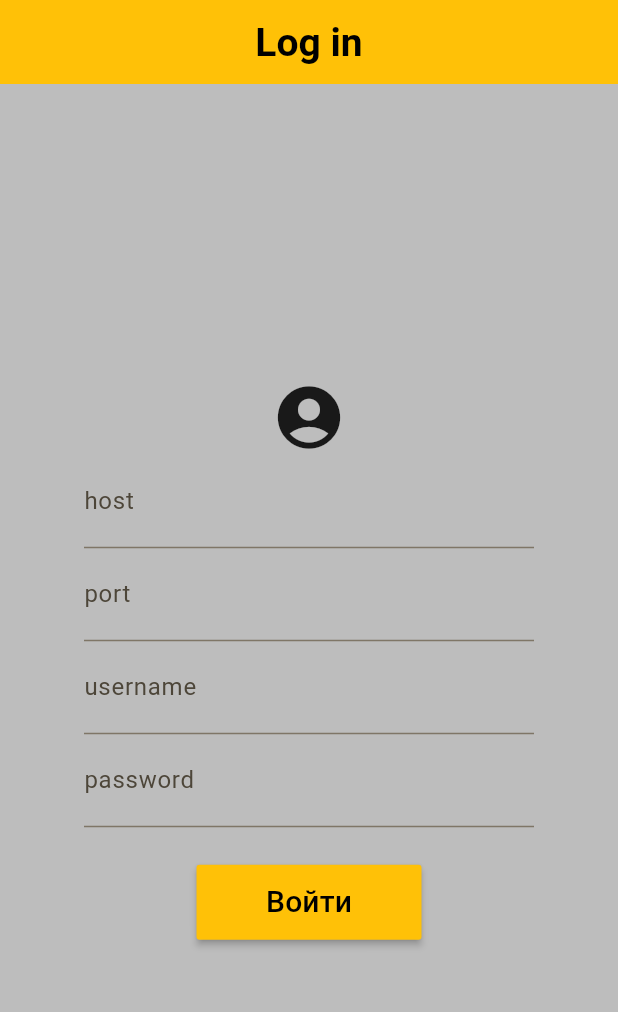
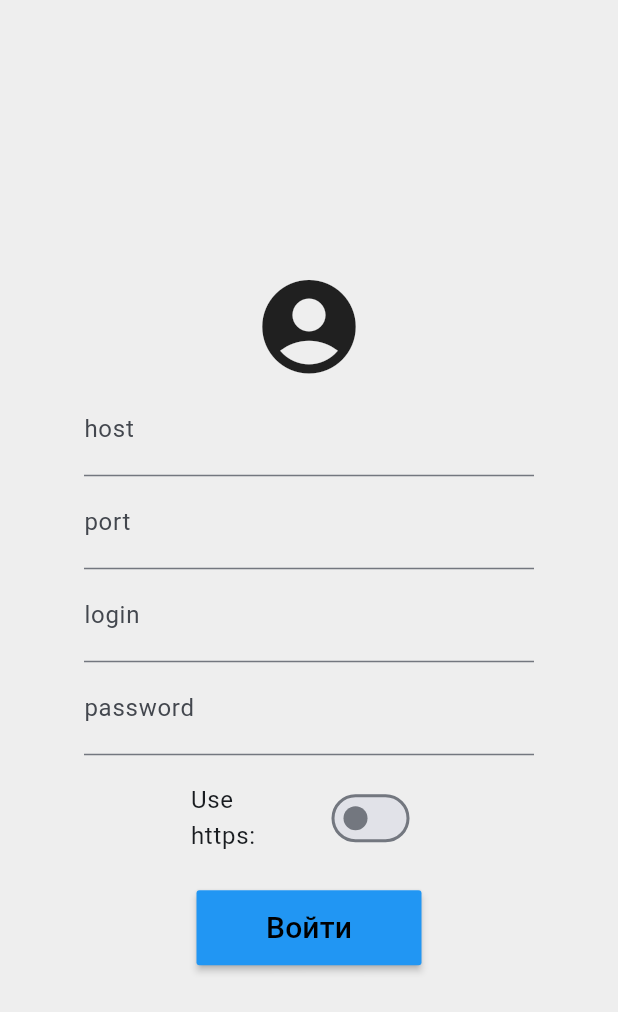
Before and after one commit to VladDB/task_manager_app, a Flutter app: the screen it shows after launch, on a phone screen of 412 x 824 dp. Shown: the top 1012 px of the screen. Run offline on Flutter 3.47's test engine with Material 2 defaults, Android fonts, the phone set to English and light mode, and no system bars; our stand-ins replace dio, get_storage; accounts and stored records are empty.

Commit message:
local storage, auth

```diff
--- a/lib/components/bottom_nav_bar.dart
+++ b/lib/components/bottom_nav_bar.dart
@@ -10,7 +10,7 @@ class MyBottomNavBar extends StatefulWidget {
 }
 
 class _MyBottomNavBarState extends State<MyBottomNavBar> {
-  int _currentIndex = 0;
+  var _currentIndex = 0;
 
   void setCurrentIndex(index) {
     setState(() {
@@ -38,7 +38,7 @@ class _MyBottomNavBarState extends State<MyBottomNavBar> {
         type: BottomNavigationBarType.fixed,
         backgroundColor: Colors.black26,
         elevation: 0,
-        selectedItemColor: Colors.amber.shade400,
+        selectedItemColor: Colors.blue.shade400,
         unselectedItemColor: Colors.black,
         items: const [
           BottomNavigationBarItem(
--- a/lib/main.dart
+++ b/lib/main.dart
@@ -1,7 +1,9 @@
 import 'package:flutter/material.dart';
+import 'package:get_storage/get_storage.dart';
 
 import 'package:task_manager/task_manager_app.dart';
 
-void main() {
+main() async {
+  await GetStorage.init();
   runApp(const TaskManager());
 }
--- /dev/null
+++ b/lib/model/user_session.dart
@@ -0,0 +1,21 @@
+class UserSession {
+  String username;
+  String password;
+  String host;
+  String port;
+  String? token;
+  DateTime? _timestamp;
+
+  UserSession({
+    required this.username,
+    required this.password,
+    required this.host,
+    required this.port
+});
+
+  //String? get token => _token;
+  // set token(String? token) {
+  //   _token = token;
+  //   _timestamp = DateTime(0);
+  // }
+}
--- a/lib/pages/login.dart
+++ b/lib/pages/login.dart
@@ -1,4 +1,6 @@
 import 'package:flutter/material.dart';
+import 'package:get_storage/get_storage.dart';
+import 'package:task_manager/model/user_session.dart';
 
 import '../services/auth_server.dart';
 
@@ -13,92 +15,135 @@ class LoginPage extends StatefulWidget {
 
 class _LoginPageState extends State<LoginPage> {
   final _sizeText = const TextStyle(fontSize: 20.0, color: Colors.black);
-  var _host = '10.0.2.2';
-  var _port;
-  var _login;
-  var _pass;
+  final _host = TextEditingController();
+  bool _hostValid = false;
+  final _port = TextEditingController();
+  bool _portValid = false;
+  final _login = TextEditingController();
+  bool _logValid = false;
+  final _pass = TextEditingController();
+  bool _passValid = false;
+  var _useHttps = false;
+  final box = GetStorage();
+
+  @override
+  void initState() {
+    // TODO: implement initState
+    super.initState();
+    if (box.remove('session') != null) {
+
+    }
+  }
 
   @override
   Widget build(BuildContext context) {
     return Scaffold(
-      appBar: AppBar(
-        centerTitle: true,
-        title: const Text('Log in'),
-      ),
       body: Center(
         child: Column(
           mainAxisAlignment: MainAxisAlignment.center,
           children: [
-            Icon(
-              Icons.account_circle,
-              size: 50,
+            const Icon(
+              Icons.account_circle_rounded,
+              size: 75,
             ),
             SizedBox(
               width: 300,
-              child: TextFormField(
-                decoration: const InputDecoration(labelText: 'host'),
+              child: TextField(
+                controller: _host,
+                decoration: InputDecoration(
+                  labelText: 'host',
+                  errorText: _hostValid ? 'Host Can\'t Be Empty' : null,
+                ),
                 keyboardType: TextInputType.url,
                 style: _sizeText,
-                onChanged: (val) {
-                  _host = val;
-                  setState(() {});
-                },
               ),
             ),
             SizedBox(
               width: 300,
-              child: TextFormField(
-                decoration: const InputDecoration(labelText: 'port'),
+              child: TextField(
+                controller: _port,
+                decoration: InputDecoration(
+                  labelText: 'port',
+                  errorText: _portValid ? 'Port can\'t be empty' : null,
+                ),
                 keyboardType: TextInputType.number,
                 style: _sizeText,
-                onChanged: (val) {
-                  _port = val;
-                  setState(() {});
-                },
               ),
             ),
             SizedBox(
               width: 300,
-              child: TextFormField(
-                decoration: const InputDecoration(labelText: 'username'),
+              child: TextField(
+                controller: _login,
+                decoration: InputDecoration(
+                  labelText: 'login',
+                  errorText: _logValid ? 'Login Can\'t Be Empty' : null,
+                ),
                 keyboardType: TextInputType.name,
                 style: _sizeText,
-                onChanged: (val) {
-                  _login = val;
-                  setState(() {});
-                },
               ),
             ),
             SizedBox(
               width: 300,
-              child: TextFormField(
-                decoration: const InputDecoration(labelText: 'password'),
+              child: TextField(
+                controller: _pass,
+                decoration: InputDecoration(
+                  labelText: 'password',
+                  errorText: _passValid ? 'Password Can\'t Be Empty' : null,
+                ),
                 keyboardType: TextInputType.visiblePassword,
                 obscureText: true,
                 style: _sizeText,
-                onChanged: (val) {
-                  _pass = val;
-                  setState(() {});
+              ),
+            ),
+            Padding(
+              padding: const EdgeInsets.all(10.0),
+              child: SizedBox(
+                width: 190,
+                child: SwitchListTile(
+                  title: Text('Use https:'),
+                  value: _useHttps,
+                  activeColor: Colors.blue,
+                  onChanged: (bool value) {
+                    setState(() {
+                      _useHttps = value;
+                    });
                   },
                 ),
               ),
+            ),
             Padding(
-              padding: const EdgeInsets.only(top: 25),
+              padding: const EdgeInsets.only(top: 6),
               child: MaterialButton(
-                color: Colors.amber.shade500,
+                color: Colors.blue.shade500,
                 height: 50,
                 minWidth: 150,
                 onPressed: () async {
-                  var auth = Auth(_login, _pass, _host, _port);
-                  await auth.doLogin();
+                  setState(() {
+                    _host.text.isEmpty ? _hostValid = true : _hostValid = false;
+                    _port.text.isEmpty ? _portValid = true : _portValid = false;
+                    _pass.text.isEmpty ? _passValid = true : _passValid = false;
+                    _login.text.isEmpty ? _logValid = true : _logValid = false;
+                  });
+                  if (_hostValid || _portValid || _passValid || _logValid) {
+                    return;
+                  }
+                  UserSession session = UserSession(
+                      username: _login.text,
+                      password: _pass.text,
+                      host: _useHttps
+                          ? 'https://${_host.text.trim()}'
+                          : 'http://${_host.text.trim()}',
+                      port: _port.text);
+                  box.write('session', session);
+                  var auth = Auth();
+                  var result = await auth.doLogin();
                   if (context.mounted) {
                     await showDialog(
                       context: context,
-                      builder: (_) => AlertDialog(
+                      builder: (_) =>
+                          AlertDialog(
                               title: Text(
-                        LoginPage.isLogin
-                            ? 'Успешная авторизация'
-                            : 'Проверьте логин/пароль\n и соединение с сервером',
+                                result.toString(),
                                 textAlign: TextAlign.center,
                                 style: const TextStyle(
                                   fontSize: 20,
@@ -110,13 +155,13 @@ class _LoginPageState extends State<LoginPage> {
                     Navigator.pushReplacementNamed(context, '/start');
                   }
                 },
-                splashColor: Colors.amber.shade800,
+                splashColor: Colors.blue.shade800,
                 child: const Text(
                   'Войти',
                   style: TextStyle(fontSize: 20, color: Colors.black),
                 ),
               ),
-            )
+            ),
           ],
         ),
       ),
--- a/lib/router/router.dart
+++ b/lib/router/router.dart
@@ -1,11 +1,9 @@
+import 'package:task_manager/pages/home_page.dart';
 import 'package:task_manager/pages/login.dart';
-import 'package:task_manager/pages/home_page.dart';
-
-import '../components/hidden_drawer.dart';
 
 final routes = {
   '/login': (context) => const LoginPage(),
-  '/start': (context) => const HiddenDrawer()
+  '/start': (context) => const HomePage()
 };
 
 const _mainUrl = '/entek/api/ed/';
--- a/lib/services/auth_server.dart
+++ b/lib/services/auth_server.dart
@@ -1,24 +1,25 @@
 import 'package:dio/dio.dart';
+import 'package:get_storage/get_storage.dart';
 import 'dart:convert';
 
-import 'package:flutter/material.dart';
 import 'package:task_manager/pages/login.dart';
 import 'package:task_manager/router/router.dart';
 
+import '../model/user_session.dart';
+
 class Auth {
-  var _server = '10.0.2.2';
-  var _port = '8849';
-  var _login;
-  var _pass;
+  UserSession? _session;
   var _token;
+  final box = GetStorage();
 
-  Auth(this._login, this._pass, this._server, this._port);
-
-  Future<int?> doLogin() async {
-    var basic = 'Basic ${base64Encode(utf8.encode('$_login:$_pass'))}';
-    var statusCode;
+  Future<String?> doLogin() async {
+    _session = box.read('session');
+    if (_session == null)
+      return 'Нет данных для входа';
+    var basic = 'Basic ${base64Encode(utf8.encode('${_session?.username}:${_session?.password}'))}';
+    var status;
     try {
-      final response = await Dio().get('http://$_server:$_port${urls['login']}',
+      final response = await Dio().get('${_session?.host}:${_session?.port}${urls['login']}',
           options: Options(
             headers: {'Authorization': basic},
           ));
@@ -27,13 +28,17 @@ class Auth {
         _token = data['token'];
         if (_token != null) {
           LoginPage.isLogin = true;
-          statusCode = response.statusCode;
+          status = 'Успешная авторизация';
+          _session?.token = _token;
+          box.write('session', _session);
+        } else {
+          status = 'Неправильный логин/пароль';
         }
       }
     } on DioException catch (e) {
       LoginPage.isLogin = false;
-      statusCode = e.response?.statusCode;
+      status = 'Ошибка авторизации. Проверьте соединение с сервером';
     }
-    return statusCode;
+    return status;
   }
 }
--- a/lib/theme/theme.dart
+++ b/lib/theme/theme.dart
@@ -1,11 +1,11 @@
 import 'package:flutter/material.dart';
 
 final mainTheme = ThemeData(
-  scaffoldBackgroundColor: Colors.grey.shade400,
-  colorScheme: ColorScheme.fromSeed(seedColor: Colors.amber.shade500),
+  scaffoldBackgroundColor: Colors.grey.shade200,
+  colorScheme: ColorScheme.fromSeed(seedColor: Colors.blue),
   appBarTheme: AppBarTheme(
       centerTitle: true,
-      color: Colors.amber.shade500,
+      color: Colors.blue.shade400,
       titleTextStyle: const TextStyle(
           color: Colors.black, fontSize: 26, fontWeight: FontWeight.bold)),
   useMaterial3: true,
--- a/pubspec.yaml
+++ b/pubspec.yaml
@@ -12,7 +12,7 @@ dependencies:
     sdk: flutter
   cupertino_icons: ^1.0.2
   dio: ^5.3.2
-  hidden_drawer_menu: ^3.0.1
+  get_storage: ^2.1.1
 
 dev_dependencies:
   flutter_test:
```
Also changed, not shown: lib/components/custom_drawer.dart (added, +42 -0 lines), lib/components/hidden_drawer.dart (deleted, +0 -92 lines), lib/pages/create_work_page.dart (+82 -2 lines), lib/pages/home_page.dart (+19 -4 lines), lib/pages/works_page.dart (+47 -3 lines), pubspec.lock, 2 other files. Lines whose indentation alone changed are shown as unchanged.
